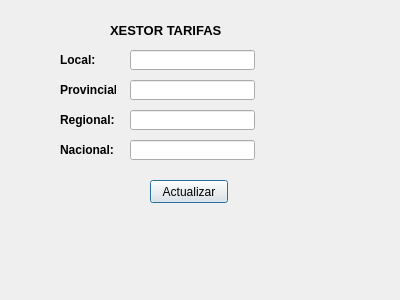
This is tarifas.ui in XoanCarlos/PROXECTORECUPERA as Qt 5 draws it before an edit. The edited form follows.
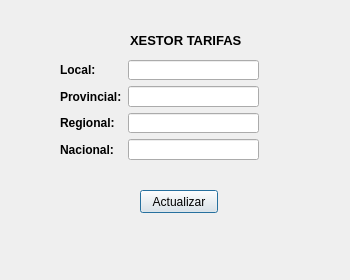
This is the edited form.

What changed in the file:
```diff
--- a/tarifas.ui
+++ b/tarifas.ui
@@ -9,8 +9,8 @@
    <rect>
     <x>0</x>
     <y>0</y>
-    <width>400</width>
-    <height>300</height>
+    <width>350</width>
+    <height>280</height>
    </rect>
   </property>
   <property name="windowTitle">
@@ -19,163 +19,11 @@
   <property name="modal">
    <bool>true</bool>
   </property>
-  <widget class="QLabel" name="lblLocal">
-   <property name="geometry">
-    <rect>
-     <x>60</x>
-     <y>50</y>
-     <width>56</width>
-     <height>20</height>
-    </rect>
-   </property>
-   <property name="font">
-    <font>
-     <weight>75</weight>
-     <bold>true</bold>
-    </font>
-   </property>
-   <property name="text">
-    <string>Local:</string>
-   </property>
-  </widget>
-  <widget class="QLabel" name="lblProvincia">
-   <property name="geometry">
-    <rect>
-     <x>60</x>
-     <y>80</y>
-     <width>56</width>
-     <height>20</height>
-    </rect>
-   </property>
-   <property name="font">
-    <font>
-     <weight>75</weight>
-     <bold>true</bold>
-    </font>
-   </property>
-   <property name="text">
-    <string>Provincial:</string>
-   </property>
-  </widget>
-  <widget class="QLabel" name="lblRegional">
-   <property name="geometry">
-    <rect>
-     <x>60</x>
-     <y>110</y>
-     <width>56</width>
-     <height>20</height>
-    </rect>
-   </property>
-   <property name="font">
-    <font>
-     <weight>75</weight>
-     <bold>true</bold>
-    </font>
-   </property>
-   <property name="text">
-    <string>Regional:</string>
-   </property>
-  </widget>
-  <widget class="QLabel" name="lblNacional">
-   <property name="geometry">
-    <rect>
-     <x>60</x>
-     <y>140</y>
-     <width>56</width>
-     <height>20</height>
-    </rect>
-   </property>
-   <property name="font">
-    <font>
-     <weight>75</weight>
-     <bold>true</bold>
-    </font>
-   </property>
-   <property name="text">
-    <string>Nacional:</string>
-   </property>
-  </widget>
-  <widget class="QLineEdit" name="txtLoc">
-   <property name="geometry">
-    <rect>
-     <x>130</x>
-     <y>50</y>
-     <width>125</width>
-     <height>20</height>
-    </rect>
-   </property>
-   <property name="minimumSize">
-    <size>
-     <width>120</width>
-     <height>0</height>
-    </size>
-   </property>
-   <property name="alignment">
-    <set>Qt::AlignRight|Qt::AlignTrailing|Qt::AlignVCenter</set>
-   </property>
-  </widget>
-  <widget class="QLineEdit" name="txtPro">
-   <property name="geometry">
-    <rect>
-     <x>130</x>
-     <y>80</y>
-     <width>125</width>
-     <height>20</height>
-    </rect>
-   </property>
-   <property name="minimumSize">
-    <size>
-     <width>120</width>
-     <height>0</height>
-    </size>
-   </property>
-   <property name="alignment">
-    <set>Qt::AlignRight|Qt::AlignTrailing|Qt::AlignVCenter</set>
-   </property>
-  </widget>
-  <widget class="QLineEdit" name="txtNac">
-   <property name="geometry">
-    <rect>
-     <x>130</x>
-     <y>140</y>
-     <width>125</width>
-     <height>20</height>
-    </rect>
-   </property>
-   <property name="minimumSize">
-    <size>
-     <width>120</width>
-     <height>0</height>
-    </size>
-   </property>
-   <property name="alignment">
-    <set>Qt::AlignRight|Qt::AlignTrailing|Qt::AlignVCenter</set>
-   </property>
-  </widget>
-  <widget class="QLineEdit" name="txtReg">
-   <property name="geometry">
-    <rect>
-     <x>130</x>
-     <y>110</y>
-     <width>125</width>
-     <height>20</height>
-    </rect>
-   </property>
-   <property name="minimumSize">
-    <size>
-     <width>120</width>
-     <height>0</height>
-    </size>
-   </property>
-   <property name="alignment">
-    <set>Qt::AlignRight|Qt::AlignTrailing|Qt::AlignVCenter</set>
-   </property>
-  </widget>
   <widget class="QLabel" name="lblRutas">
    <property name="geometry">
     <rect>
-     <x>110</x>
-     <y>20</y>
+     <x>130</x>
+     <y>30</y>
      <width>111</width>
      <height>20</height>
     </rect>
@@ -194,8 +42,8 @@
   <widget class="QPushButton" name="btnActualiza">
    <property name="geometry">
     <rect>
-     <x>150</x>
-     <y>180</y>
+     <x>140</x>
+     <y>190</y>
      <width>78</width>
      <height>23</height>
     </rect>
@@ -204,6 +52,122 @@
     <string>Actualizar</string>
    </property>
   </widget>
+  <widget class="QWidget" name="">
+   <property name="geometry">
+    <rect>
+     <x>60</x>
+     <y>60</y>
+     <width>199</width>
+     <height>100</height>
+    </rect>
+   </property>
+   <layout class="QFormLayout" name="formLayout">
+    <item row="0" column="0">
+     <widget class="QLabel" name="lblLocal">
+      <property name="font">
+       <font>
+        <weight>75</weight>
+        <bold>true</bold>
+       </font>
+      </property>
+      <property name="text">
+       <string>Local:</string>
+      </property>
+     </widget>
+    </item>
+    <item row="0" column="1">
+     <widget class="QLineEdit" name="txtLoc">
+      <property name="minimumSize">
+       <size>
+        <width>120</width>
+        <height>0</height>
+       </size>
+      </property>
+      <property name="alignment">
+       <set>Qt::AlignRight|Qt::AlignTrailing|Qt::AlignVCenter</set>
+      </property>
+     </widget>
+    </item>
+    <item row="1" column="0">
+     <widget class="QLabel" name="lblProvincia">
+      <property name="font">
+       <font>
+        <weight>75</weight>
+        <bold>true</bold>
+       </font>
+      </property>
+      <property name="text">
+       <string>Provincial:</string>
+      </property>
+     </widget>
+    </item>
+    <item row="1" column="1">
+     <widget class="QLineEdit" name="txtPro">
+      <property name="minimumSize">
+       <size>
+        <width>120</width>
+        <height>0</height>
+       </size>
+      </property>
+      <property name="alignment">
+       <set>Qt::AlignRight|Qt::AlignTrailing|Qt::AlignVCenter</set>
+      </property>
+     </widget>
+    </item>
+    <item row="2" column="0">
+     <widget class="QLabel" name="lblRegional">
+      <property name="font">
+       <font>
+        <weight>75</weight>
+        <bold>true</bold>
+       </font>
+      </property>
+      <property name="text">
+       <string>Regional:</string>
+      </property>
+     </widget>
+    </item>
+    <item row="2" column="1">
+     <widget class="QLineEdit" name="txtReg">
+      <property name="minimumSize">
+       <size>
+        <width>120</width>
+        <height>0</height>
+       </size>
+      </property>
+      <property name="alignment">
+       <set>Qt::AlignRight|Qt::AlignTrailing|Qt::AlignVCenter</set>
+      </property>
+     </widget>
+    </item>
+    <item row="3" column="0">
+     <widget class="QLabel" name="lblNacional">
+      <property name="font">
+       <font>
+        <weight>75</weight>
+        <bold>true</bold>
+       </font>
+      </property>
+      <property name="text">
+       <string>Nacional:</string>
+      </property>
+     </widget>
+    </item>
+    <item row="3" column="1">
+     <widget class="QLineEdit" name="txtNac">
+      <property name="minimumSize">
+       <size>
+        <width>120</width>
+        <height>0</height>
+       </size>
+      </property>
+      <property name="alignment">
+       <set>Qt::AlignRight|Qt::AlignTrailing|Qt::AlignVCenter</set>
+      </property>
+     </widget>
+    </item>
+   </layout>
+  </widget>
  </widget>
  <resources/>
  <connections/>
```
Left out of the diff: 2 changed lines with no effect on the pictures.
